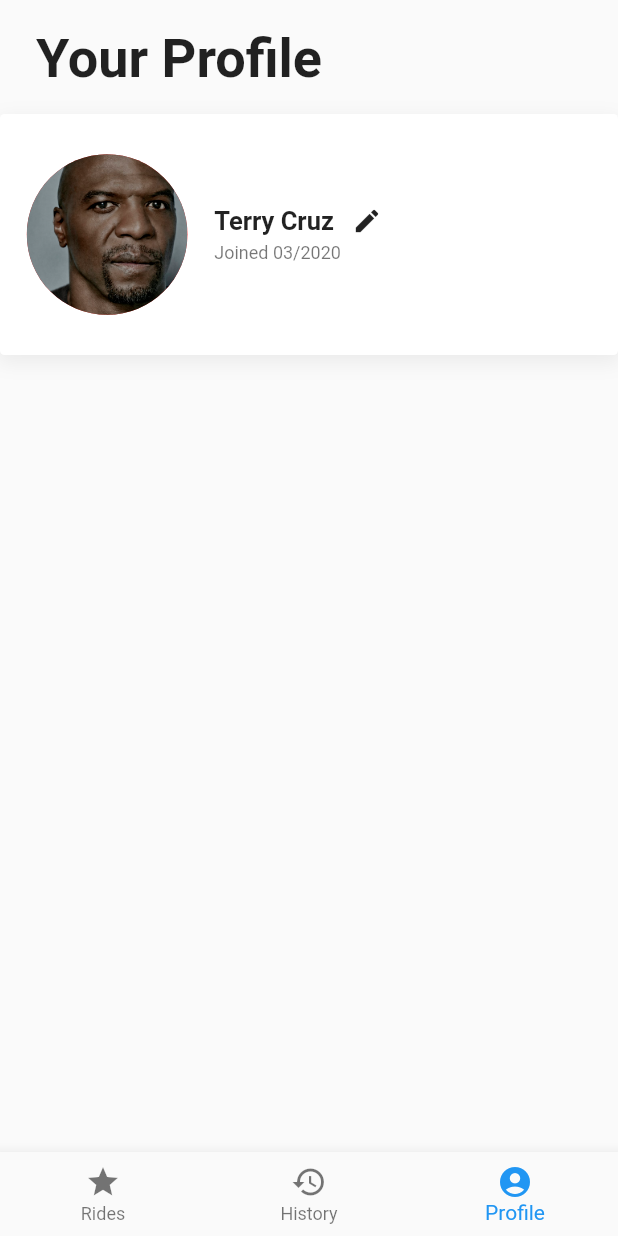
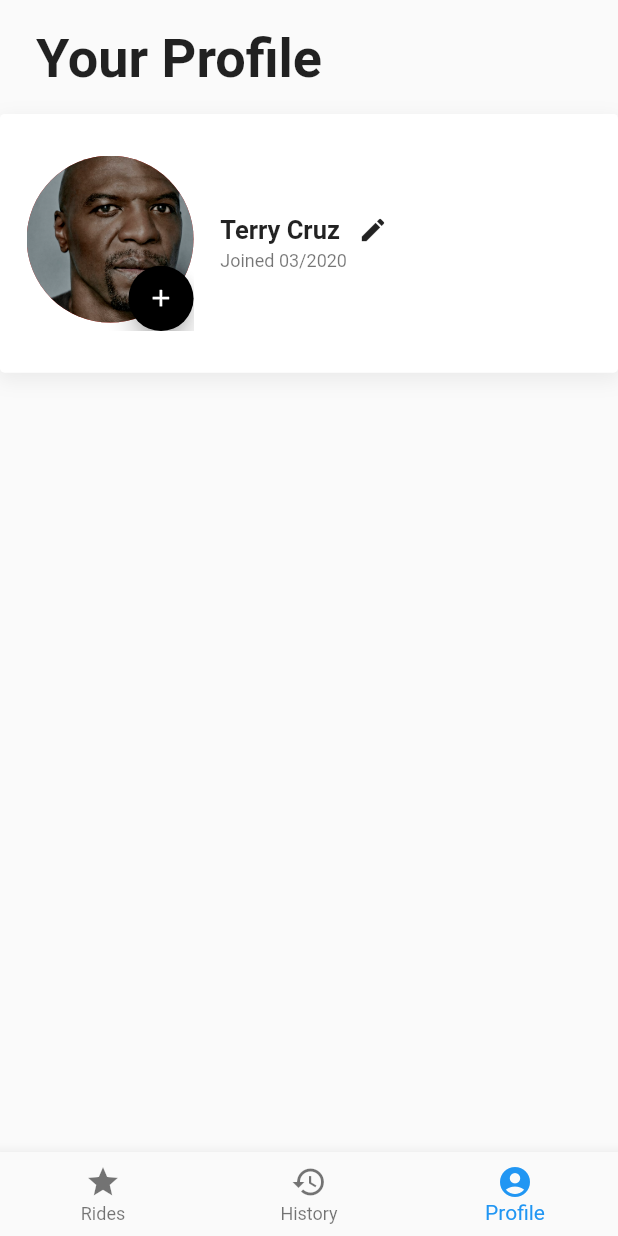
Before and after one commit to cornell-dti/carriage-driver, a Flutter app: the Home screen opened directly, item 3 of the bottom bar chosen, on a phone screen of 412 x 824 dp. Run offline on Flutter 3.47's test engine with Material 2 defaults, Android fonts, the phone set to English and light mode, and no system bars; our stand-ins replace google_sign_in; Roboto replaces fonts that are missing (SFPro).

Commit message:
Layout for add profile pic button

```diff
--- a/lib/Profile.dart
+++ b/lib/Profile.dart
@@ -13,9 +13,11 @@ class _ProfileState extends State<Profile> {
   @override
   Widget build(BuildContext context) {
     double _width = MediaQuery.of(context).size.width;
-    double _picRadius = _width * 0.13;
-    double _picMarginLR = _picRadius / 3;
-    double _picMarginTB = _picRadius / 2;
+    double _picDiameter = _width * 0.27;
+    double _picRadius = _picDiameter / 2;
+    double _picMarginLR = _picDiameter / 6.25;
+    double _picMarginTB = _picDiameter / 4;
+    double _picBtnDiameter = _picDiameter * 0.39;
     return Column(
         crossAxisAlignment: CrossAxisAlignment.start,
         children: [
@@ -47,10 +49,32 @@ class _ProfileState extends State<Profile> {
                   children: [
                     Padding (
                         padding: EdgeInsets.only(left: _picMarginLR, right: _picMarginLR, top: _picMarginTB, bottom: _picMarginTB),
-                        child:
-                        CircleAvatar(
+                        child: Stack (
+                          children: [
+                            Padding (
+                                padding: EdgeInsets.only(bottom: _picDiameter * 0.05),
+                                child: CircleAvatar(
                                   backgroundImage: AssetImage('assets/images/terry.jpg'),
                                   radius: _picRadius,
+                                )
+                            ),
+
+                            Positioned(
+                              child: Container (
+                                height: _picBtnDiameter,
+                                width: _picBtnDiameter,
+                                child: FittedBox (
+                                  child: FloatingActionButton (
+                                    backgroundColor: Colors.black,
+                                    child: Icon(Icons.add),
+                                    onPressed: () {},
+                                  ),
+                                ),
+                              ),
+                              left: _picDiameter * 0.61,
+                              top: _picDiameter * 0.66
+                            )
+                          ],
                         )
                     ),
                     Column (
```
Lines whose indentation alone changed are shown as unchanged.
